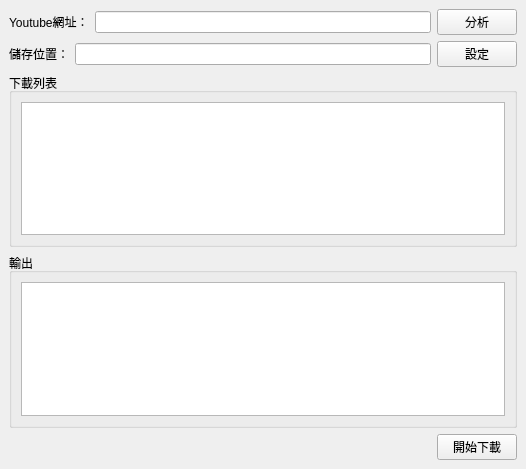
This is MainUi.ui in yui1227/YT_DLP_QT as Qt 5 draws it before an edit. The edited form follows.
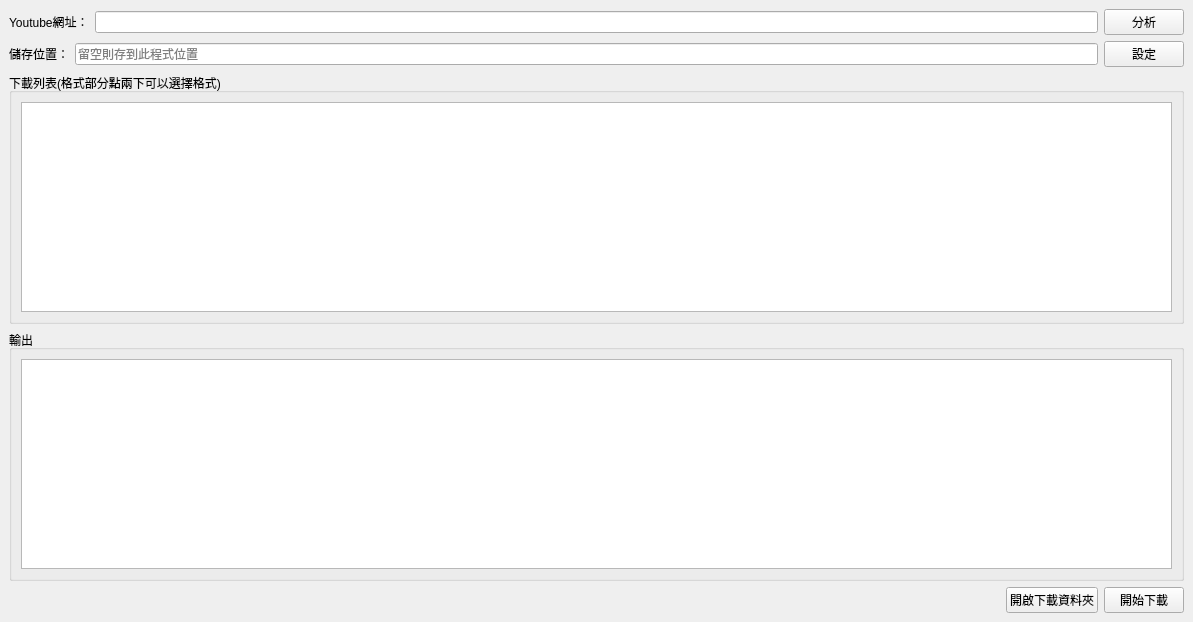
This is the edited form. Icons and pictures are not drawn.

Commit message: 更改文字，加入版本號碼，設定表格header可調整，新增開啟下載資料夾按鈕

```diff
--- a/MainUi.ui
+++ b/MainUi.ui
@@ -6,8 +6,8 @@
    <rect>
     <x>0</x>
     <y>0</y>
-    <width>526</width>
-    <height>469</height>
+    <width>1193</width>
+    <height>622</height>
    </rect>
   </property>
   <property name="windowTitle">
@@ -46,7 +46,14 @@
        </widget>
       </item>
       <item>
-       <widget class="QLineEdit" name="txtSavePath"/>
+       <widget class="QLineEdit" name="txtSavePath">
+        <property name="readOnly">
+         <bool>true</bool>
+        </property>
+        <property name="placeholderText">
+         <string>留空則存到此程式位置</string>
+        </property>
+       </widget>
       </item>
       <item>
        <widget class="QPushButton" name="btnSetSavePath">
@@ -60,7 +67,7 @@
     <item>
      <widget class="QGroupBox" name="groupBox">
       <property name="title">
-       <string>下載列表</string>
+       <string>下載列表(格式部分點兩下可以選擇格式)</string>
       </property>
       <layout class="QHBoxLayout" name="horizontalLayout_2">
        <item>
@@ -96,6 +103,13 @@
         </property>
        </spacer>
       </item>
+      <item>
+       <widget class="QPushButton" name="btnOpenDownloadFolder">
+        <property name="text">
+         <string>開啟下載資料夾</string>
+        </property>
+       </widget>
+      </item>
       <item>
        <widget class="QPushButton" name="btnDownload">
         <property name="text">
```
Left out of the diff: 26 changed lines with no effect on the pictures. The commit also changes 8 other files.
